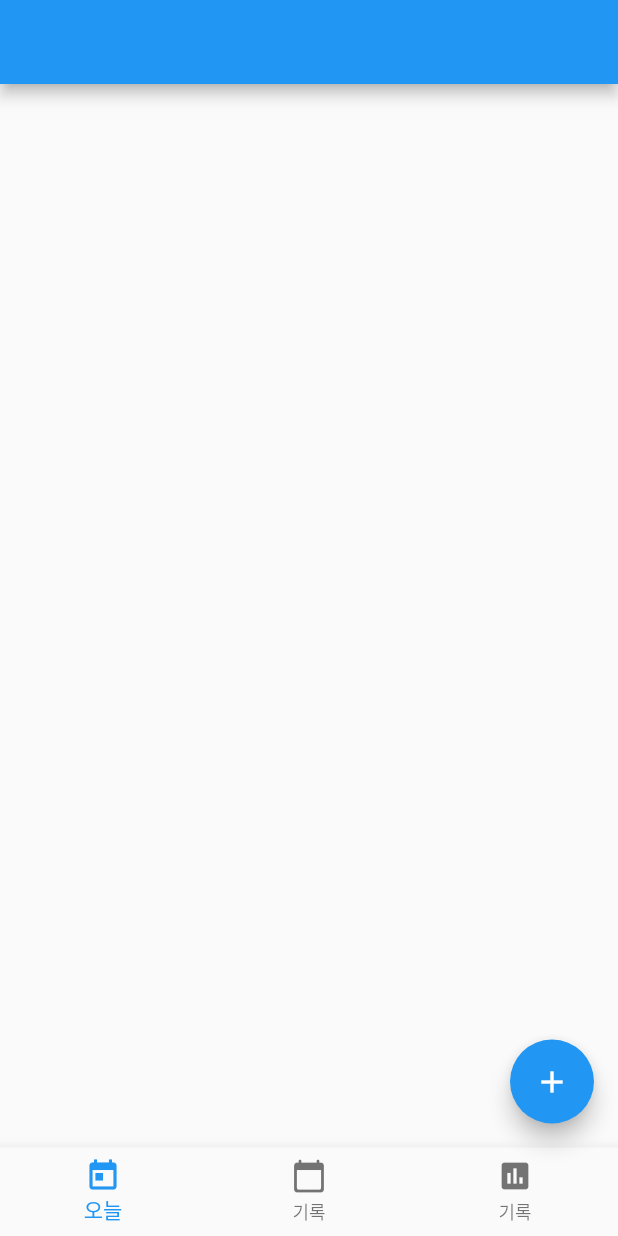
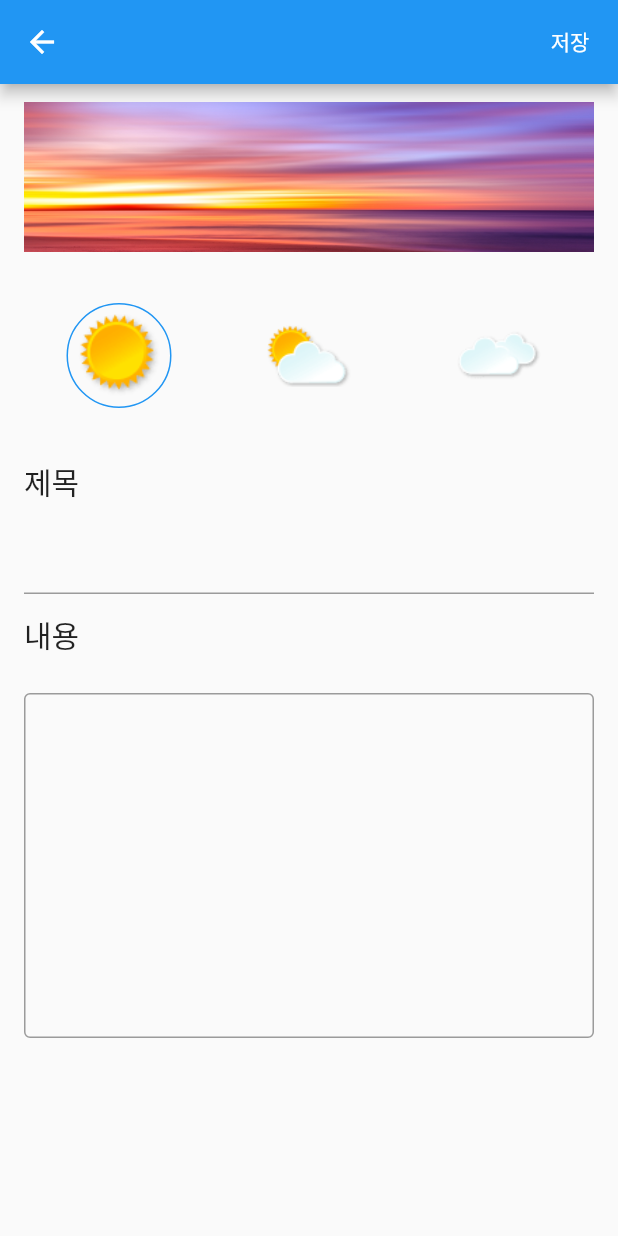
Before and after one commit to bluepeng9/Diary-App, a Flutter app: the screen it shows after launch, after a tap on the "add" icon, on a phone screen of 412 x 824 dp. Run offline on Flutter 3.47's test engine with Material 2 defaults, Android fonts, the phone set to English and light mode, and no system bars; our stand-ins replace sqflite; accounts and stored records are empty.

Commit message:
오늘, 작성 기능 추가

```diff
--- a/lib/data/database.dart
+++ b/lib/data/database.dart
@@ -41,10 +41,10 @@ class DataBaseHelper {
   Future _onUpgrade(Database db, int oldVersion, int newVersion) async {}
 
   //투두 입력, 수정, 불러오기
-  Future<int> insertdiary(Diary diary) async {
+  Future<int> insertDiary(Diary diary) async {
     Database? db = await instance.database;
 
-    List<Diary> d = await getdiaryByDate(diary.date);
+    List<Diary> d = await getDiaryByDate(diary.date);
 
     if (db == null) {
       return 1;
@@ -72,7 +72,7 @@ class DataBaseHelper {
     }
   }
 
-  Future<List<Diary>> getAlldiary() async {
+  Future<List<Diary>> getAllDiary() async {
     Database? db = await instance.database;
     List<Diary> diarys = [];
     if (db == null) return [];
@@ -90,7 +90,7 @@ class DataBaseHelper {
     return diarys;
   }
 
-  Future<List<Diary>> getdiaryByDate(int date) async {
+  Future<List<Diary>> getDiaryByDate(int date) async {
     Database? db = await instance.database;
     List<Diary> diarys = [];
     if (db == null) {
--- a/lib/main.dart
+++ b/lib/main.dart
@@ -1,4 +1,9 @@
 import 'package:flutter/material.dart';
+import 'package:untitled1/data/database.dart';
+import 'package:untitled1/write.dart';
+
+import 'data/diary.dart';
+import 'data/util.dart';
 
 void main() {
   runApp(const MyApp());
@@ -30,16 +35,54 @@ class MyHomePage extends StatefulWidget {
 class _MyHomePageState extends State<MyHomePage> {
   int selectIndex = 0;
 
+  final dbHelper = DataBaseHelper.instance;
+  Diary? todayDiary;
+
+  List<String> statusImg = [
+    "assets/img/ico-weather.png",
+    "assets/img/ico-weather_2.png",
+    "assets/img/ico-weather_3.png",
+  ];
+
+  void getTodayDiary() async {
+    List<Diary> diary =
+        await dbHelper.getDiaryByDate(Utils.getFormatTime(DateTime.now()));
+    if (diary.isNotEmpty) {
+      todayDiary = diary.first;
+    }
+    setState(() {
+
+    });
+  }
+
+  @override
+  void initState() {
+    super.initState();
+    getTodayDiary();
+  }
+
   @override
   Widget build(BuildContext context) {
     return Scaffold(
-      appBar: AppBar(
-        title: Text(""),
-      ),
       body: Container(child: getPage()),
       floatingActionButton: FloatingActionButton(
-        onPressed: () {},
-        tooltip: 'Increment',
+        onPressed: () async {
+          Diary _d;
+          if (todayDiary != null) {
+            _d = todayDiary!;
+          } else {
+            _d = Diary(
+              date: Utils.getFormatTime(DateTime.now()),
+              title: "",
+              memo: "",
+              status: 0,
+              image: "assets/img/b1.jpg",
+            );
+          }
+          await Navigator.of(context).push(
+              MaterialPageRoute(builder: (ctx) => DiaryWritePage(diary: _d)));
+          getTodayDiary();
+        },
         child: const Icon(Icons.add),
       ),
       bottomNavigationBar: BottomNavigationBar(
@@ -58,23 +101,81 @@ class _MyHomePageState extends State<MyHomePage> {
     );
   }
 
-  Widget getPage(){
-    if (selectIndex==0){
+  Widget getPage() {
+    if (selectIndex == 0) {
       return getTodayPage();
-    }else if(selectIndex==1){
+    } else if (selectIndex == 1) {
       return getHistoryPage();
-    }else if(selectIndex==2) {
+    } else if (selectIndex == 2) {
       return getChartPage();
     }
     return Container();
   }
-  Widget getTodayPage(){
+
+  Widget getTodayPage() {
+    if (todayDiary == null) {
+      return Container(child: Text("일기 작성점"));
+    }
+    return Container(
+        child: Stack(
+      children: [
+        Positioned.fill(
+          child: Image.asset(
+            todayDiary!.image,
+            fit: BoxFit.cover,
+          ),
+        ),
+        Positioned.fill(
+            child: ListView(
+          children: [
+            Container(
+                margin: EdgeInsets.symmetric(vertical: 16, horizontal: 20),
+                child: Row(
+                  mainAxisAlignment: MainAxisAlignment.spaceBetween,
+                  children: [
+                    Text(
+                      "${DateTime.now().month}.${DateTime.now().day}",
+                      style: TextStyle(
+                          fontSize: 20,
+                          fontWeight: FontWeight.bold,
+                          color: Colors.white),
+                    ),
+                    Image.asset(statusImg[todayDiary!.status],
+                        fit: BoxFit.contain)
+                  ],
+                )),
+            Container(
+                margin: EdgeInsets.symmetric(vertical: 16, horizontal: 20),
+                padding: EdgeInsets.symmetric(vertical: 16, horizontal: 20),
+                decoration: BoxDecoration(
+                    color: Colors.white54,
+                    borderRadius: BorderRadius.circular(16)),
+                child: Column(
+                  crossAxisAlignment: CrossAxisAlignment.start,
+                  children: [
+                    Text(
+                      todayDiary!.title,
+                      style:
+                          TextStyle(fontSize: 18, fontWeight: FontWeight.bold),
+                    ),
+                    Container(height: 12),
+                    Text(
+                      todayDiary!.memo,
+                      style: TextStyle(fontSize: 18),
+                    )
+                  ],
+                ))
+          ],
+        ))
+      ],
+    ));
+  }
+
+  Widget getHistoryPage() {
     return Container();
   }
-  Widget getHistoryPage(){
-    return Container();
-  }
-  Widget getChartPage(){
+
+  Widget getChartPage() {
     return Container();
   }
 }
--- /dev/null
+++ b/lib/write.dart
@@ -0,0 +1,173 @@
+import 'dart:ui';
+
+import 'package:flutter/cupertino.dart';
+import 'package:flutter/material.dart';
+
+import 'data/database.dart';
+import 'data/diary.dart';
+
+class DiaryWritePage extends StatefulWidget {
+  late final Diary diary;
+
+  DiaryWritePage({Key? key, required this.diary}) : super(key: key);
+
+  @override
+  State<StatefulWidget> createState() {
+    return _DiaryWritePageState();
+  }
+}
+
+class _DiaryWritePageState extends State<DiaryWritePage> {
+  int imgIndex = 0;
+
+  TextEditingController nameController = TextEditingController();
+  TextEditingController memoController = TextEditingController();
+
+  List<String> images = [
+    "assets/img/b1.jpg",
+    "assets/img/b2.jpg",
+    "assets/img/b3.jpg",
+    "assets/img/b4.jpg",
+  ];
+  List<String> statusImg = [
+    "assets/img/ico-weather.png",
+    "assets/img/ico-weather_2.png",
+    "assets/img/ico-weather_3.png",
+  ];
+
+  final dbHelper = DataBaseHelper.instance;
+
+  @override
+  void initState() {
+    nameController.text = widget.diary.title;
+    memoController.text = widget.diary.memo;
+  }
+  @override
+  Widget build(BuildContext context) {
+    return Scaffold(
+      appBar: AppBar(
+        actions: [
+          TextButton(
+            child: Text(
+              "저장",
+              style: TextStyle(color: Colors.white),
+            ),
+            onPressed: () async {
+              widget.diary.title = nameController.text;
+              widget.diary.memo = memoController.text;
+              await dbHelper.insertDiary(widget.diary);
+              Navigator.of(context).pop();
+            },
+          ),
+        ],
+      ),
+      body: ListView.builder(
+        itemCount: 6,
+        itemBuilder: (ctx, idx) {
+          if (idx == 0) {
+            return InkWell(
+              child: Container(
+                margin: EdgeInsets.symmetric(
+                  vertical: 12,
+                  horizontal: 16,
+                ),
+                  width: 100,
+                  height: 100,
+                  child: Image.asset(
+                    widget.diary.image,
+                    fit: BoxFit.cover,
+                  )),
+              onTap: () {
+                setState(() {
+                  widget.diary.image = images[imgIndex];
+                  imgIndex++;
+                  imgIndex = imgIndex % images.length;
+                });
+              },
+            );
+          } else if (idx == 1) {
+            return Container(
+                margin: EdgeInsets.symmetric(
+                  vertical: 22,
+                  horizontal: 16,
+                ),
+                child: Row(
+              mainAxisAlignment: MainAxisAlignment.spaceAround,
+              children: List.generate(
+                  statusImg.length,
+                  (_idx) => InkWell(
+                        child: Container(
+                          height: 70,
+                          width: 70,
+                          child: Image.asset(
+                            statusImg[_idx],
+                            fit: BoxFit.contain,
+                          ),
+                          padding: EdgeInsets.all(6),
+                          decoration: BoxDecoration(
+                              border: Border.all(
+                                color: _idx == widget.diary.status
+                                    ? Colors.blue
+                                    : Colors.transparent,
+                              ),
+                              borderRadius: BorderRadius.circular(100)),
+                        ),
+                        onTap: () {
+                          setState(() {
+                            widget.diary.status = _idx;
+                          });
+                        },
+                      )),
+            ));
+          } else if (idx == 2) {
+            return Container(
+              margin: EdgeInsets.symmetric(
+                vertical: 12,
+                horizontal: 16,
+              ),
+              child: Text(
+                "제목",
+                style: TextStyle(fontSize: 20),
+              ),
+            );
+          } else if (idx == 3) {
+            return Container(
+              margin: EdgeInsets.symmetric(
+                horizontal: 16,
+              ),
+              child: TextField(
+                controller: nameController,
+              ),
+            );
+          } else if (idx == 4) {
+            return Container(
+                margin: EdgeInsets.symmetric(
+                  vertical: 12,
+                  horizontal: 16,
+                ),
+                child: Text(
+              "내용",
+              style: TextStyle(fontSize: 20),
+            ));
+          } else if (idx == 5) {
+            return Container(
+              margin: EdgeInsets.symmetric(
+                vertical: 12,
+                horizontal: 16,
+              ),
+              child: TextField(
+                controller: memoController,
+                minLines: 10,
+                maxLines: 20,
+                decoration: InputDecoration(
+                    border: OutlineInputBorder(
+                        borderSide: BorderSide(color: Colors.black))),
+              ),
+            );
+          }
+          return Container();
+        },
+      ),
+    );
+  }
+}
--- a/pubspec.yaml
+++ b/pubspec.yaml
@@ -59,9 +59,9 @@ flutter:
   uses-material-design: true
 
   # To add assets to your application, add an assets section, like this:
-  # assets:
-  #   - images/a_dot_burr.jpeg
-  #   - images/a_dot_ham.jpeg
+  assets:
+    - assets/img/b1.jpg
+    - assets/img/
 
   # An image asset can refer to one or more resolution-specific "variants", see
   # https://flutter.dev/assets-and-images/#resolution-aware.
```
Also changed, not shown: assets/img/b1.jpg (added), assets/img/b2.jpg (added), assets/img/b3.jpg (added), assets/img/ico-weather.png (added), assets/img/ico-weather_2.png (added), assets/img/ico-weather_3.png (added), 1 other file.
